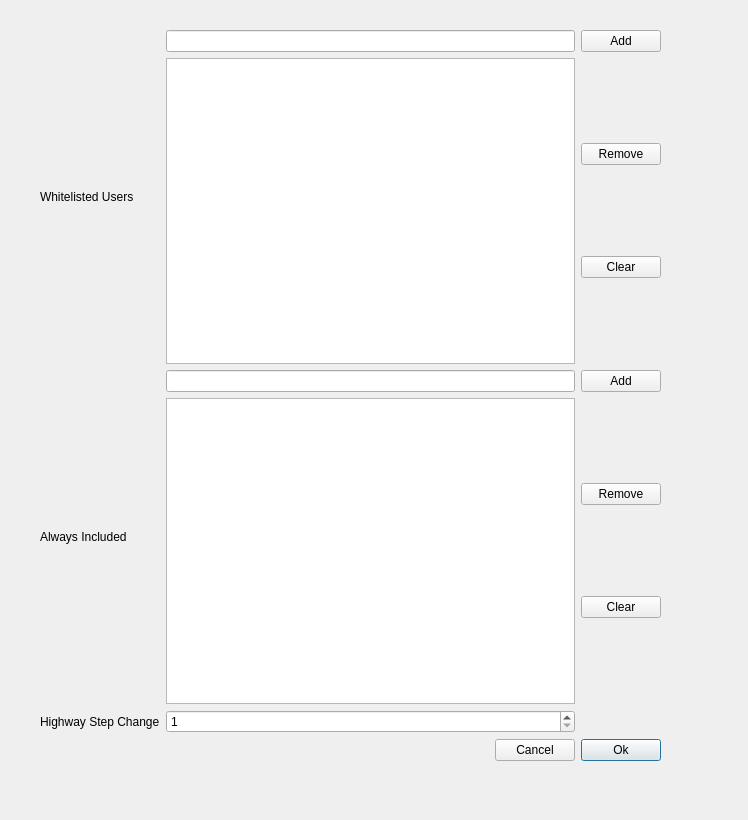
Old version of the form chameleon/qt/filter_config.ui in the repository KaartGroup/Chameleon.
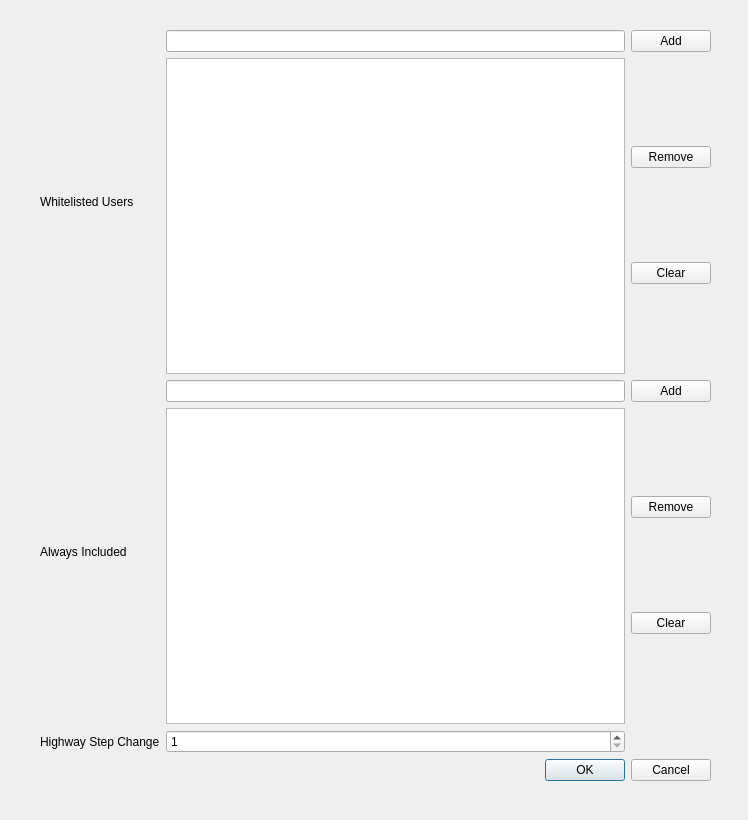
New version of the form.

Commit message: Use standardized buttons on filter dialog

Diff of the .ui file:
```diff
--- a/chameleon/qt/filter_config.ui
+++ b/chameleon/qt/filter_config.ui
@@ -24,8 +24,8 @@
     <rect>
      <x>40</x>
      <y>30</y>
-     <width>621</width>
-     <height>731</height>
+     <width>671</width>
+     <height>751</height>
     </rect>
    </property>
    <layout class="QGridLayout" name="gridLayout">
@@ -108,43 +108,6 @@
       </item>
      </layout>
     </item>
-    <item row="5" column="1" colspan="2">
-     <layout class="QHBoxLayout" name="horizontalLayout">
-      <item>
-       <spacer name="horizontalSpacer">
-        <property name="orientation">
-         <enum>Qt::Horizontal</enum>
-        </property>
-        <property name="sizeHint" stdset="0">
-         <size>
-          <width>40</width>
-          <height>20</height>
-         </size>
-        </property>
-       </spacer>
-      </item>
-      <item>
-       <widget class="QPushButton" name="cancelButton">
-        <property name="text">
-         <string>Cancel</string>
-        </property>
-       </widget>
-      </item>
-      <item>
-       <widget class="QPushButton" name="okButton">
-        <property name="text">
-         <string>Ok</string>
-        </property>
-        <property name="default">
-         <bool>true</bool>
-        </property>
-        <property name="flat">
-         <bool>false</bool>
-        </property>
-       </widget>
-      </item>
-     </layout>
-    </item>
     <item row="2" column="2">
      <widget class="QPushButton" name="alwaysIncludeAdd">
       <property name="text">
@@ -162,6 +125,13 @@
       </property>
      </widget>
     </item>
+    <item row="5" column="0" colspan="3">
+     <widget class="QDialogButtonBox" name="buttonBox">
+      <property name="standardButtons">
+       <set>QDialogButtonBox::Cancel|QDialogButtonBox::Ok</set>
+      </property>
+     </widget>
+    </item>
    </layout>
   </widget>
  </widget>
```
The commit also changes 1 other file.
